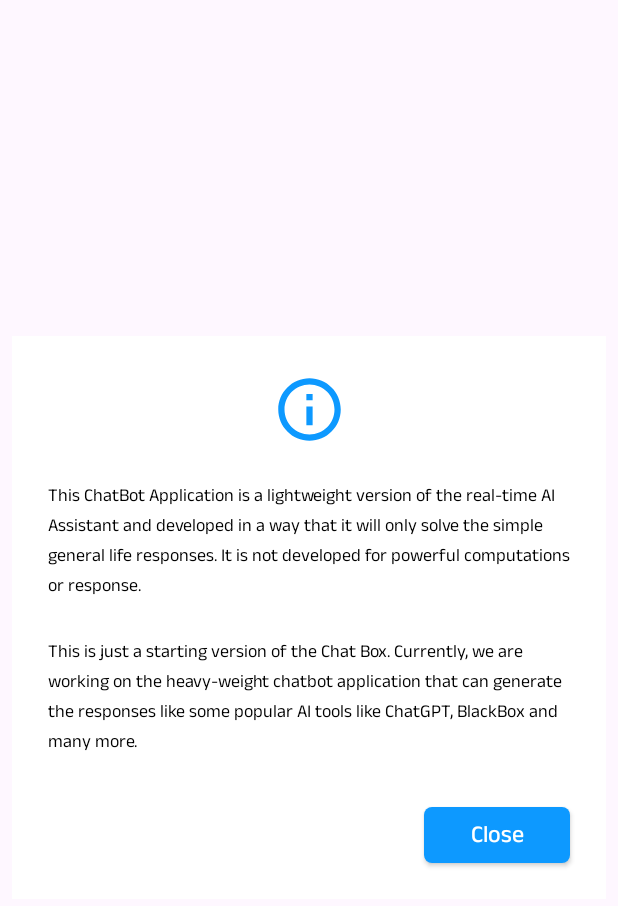
After one commit to Aviral-Kaushik/Quickies, an Android app: the layout layout_info_dialog.xml on its own in the app's theme, with its tools: preview values and no code run, on a phone screen of 412 x 824 dp. The commit adds this screen. Shown: the top 906 px of the screen. Run offline under Robolectric (Android 15) with nearby library versions, the phone set to English and light mode, and no system bars.

Commit message:
Added Code and UI for Info Dialog

```diff
--- a/app/build.gradle.kts
+++ b/app/build.gradle.kts
@@ -5,7 +5,7 @@ plugins {
 
 android {
     namespace = "com.aviral.quickies"
-    compileSdk = 33
+    compileSdk = 34
 
     defaultConfig {
         applicationId = "com.aviral.quickies"
--- a/app/src/main/java/com/aviral/quickies/activities/ChattingActivity.kt
+++ b/app/src/main/java/com/aviral/quickies/activities/ChattingActivity.kt
@@ -5,6 +5,7 @@ import androidx.appcompat.app.AppCompatActivity
 import android.os.Bundle
 import com.aviral.quickies.R
 import com.aviral.quickies.databinding.ActivityChattingBinding
+import com.aviral.quickies.utils.DialogUtils
 
 class ChattingActivity : AppCompatActivity() {
 
@@ -18,6 +19,10 @@ class ChattingActivity : AppCompatActivity() {
             startActivity(Intent(this, WelcomeActivity::class.java))
         }
 
+        binding.chatToolbar.icInfo.setOnClickListener {
+            DialogUtils.showInfoDialog(applicationContext)
+        }
+
         binding.btnNext.setOnClickListener {  }
     }
 }
--- /dev/null
+++ b/app/src/main/java/com/aviral/quickies/utils/DialogUtils.kt
@@ -0,0 +1,31 @@
+package com.aviral.quickies.utils
+
+import android.app.Dialog
+import android.content.Context
+import android.view.Window
+import com.aviral.quickies.databinding.LayoutInfoDialogBinding
+
+class DialogUtils {
+
+    companion object {
+
+        fun showInfoDialog(context: Context) {
+
+            val infoDialog = Dialog(context, android.R.style.Theme_Translucent_NoTitleBar)
+
+            val binding = LayoutInfoDialogBinding.inflate(infoDialog.layoutInflater)
+
+            infoDialog.requestWindowFeature(Window.FEATURE_NO_TITLE)
+            infoDialog.setCancelable(false)
+
+            infoDialog.setContentView(binding.root)
+
+            binding.btnClose.setOnClickListener { infoDialog.dismiss() }
+
+            infoDialog.show()
+
+        }
+
+    }
+
+}
--- /dev/null
+++ b/app/src/main/res/drawable/background_btn_close.xml
@@ -0,0 +1,16 @@
+<?xml version="1.0" encoding="utf-8"?>
+<selector xmlns:android="http://schemas.android.com/apk/res/android">
+
+    <item>
+
+        <shape android:shape="rectangle">
+
+            <solid android:color="@color/quickies_blue"/>
+
+            <corners android:radius="5dp"/>
+
+        </shape>
+
+    </item>
+
+</selector>
--- /dev/null
+++ b/app/src/main/res/layout/layout_info_dialog.xml
@@ -0,0 +1,71 @@
+<?xml version="1.0" encoding="utf-8"?>
+<androidx.constraintlayout.widget.ConstraintLayout xmlns:android="http://schemas.android.com/apk/res/android"
+    xmlns:app="http://schemas.android.com/apk/res-auto"
+    android:layout_width="match_parent"
+    android:layout_height="wrap_content"
+    android:layout_marginStart="8dp"
+    android:layout_marginEnd="8dp"
+    android:background="@color/white"
+    android:layout_gravity="center">
+
+    <ImageView
+        android:id="@+id/imageView4"
+        android:layout_width="50dp"
+        android:layout_height="50dp"
+        app:srcCompat="@drawable/ic_info"
+        android:contentDescription="@string/info"
+        app:tint="@color/quickies_blue"
+        android:layout_marginTop="24dp"
+        app:layout_constraintStart_toStartOf="parent"
+        app:layout_constraintEnd_toEndOf="parent"
+        app:layout_constraintTop_toTopOf="parent"/>
+
+    <TextView
+        android:id="@+id/textView5"
+        android:layout_width="match_parent"
+        android:layout_height="wrap_content"
+        android:text="@string/text_info_dialog1"
+        android:fontFamily="@font/anekdevanagari_regular"
+        android:textSize="12sp"
+        android:textColor="@color/black"
+        android:layout_marginStart="24dp"
+        android:layout_marginEnd="24dp"
+        android:layout_marginTop="24dp"
+        app:layout_constraintStart_toStartOf="parent"
+        app:layout_constraintEnd_toEndOf="parent"
+        app:layout_constraintTop_toBottomOf="@id/imageView4"/>
+
+    <TextView
+        android:id="@+id/textView6"
+        android:layout_width="0dp"
+        android:layout_height="wrap_content"
+        android:text="@string/text_info_dialog2"
+        android:fontFamily="@font/anekdevanagari_regular"
+        android:textSize="12sp"
+        android:textColor="@color/black"
+        android:layout_marginTop="24dp"
+        app:layout_constraintStart_toStartOf="@id/textView5"
+        app:layout_constraintEnd_toEndOf="@id/textView5"
+        app:layout_constraintTop_toBottomOf="@id/textView5"/>
+
+    <androidx.appcompat.widget.AppCompatButton
+        android:id="@+id/btn_close"
+        android:layout_width="97dp"
+        android:layout_height="37dp"
+        android:background="@drawable/background_btn_close"
+        android:text="@string/close"
+        android:fontFamily="@font/anekdevanagari_medium"
+        android:textSize="16sp"
+        android:textColor="@color/white"
+        android:textAllCaps="false"
+        android:gravity="center"
+        android:paddingTop="4dp"
+        android:layout_marginTop="32dp"
+        android:layout_marginEnd="24dp"
+        android:layout_marginBottom="24dp"
+        app:layout_constraintEnd_toEndOf="parent"
+        app:layout_constraintTop_toBottomOf="@id/textView6"
+        app:layout_constraintBottom_toBottomOf="parent"/>
+
+
+</androidx.constraintlayout.widget.ConstraintLayout>
--- a/app/src/main/res/values/strings.xml
+++ b/app/src/main/res/values/strings.xml
@@ -17,4 +17,7 @@
     <string name="hii_tell_me_a_joke">Hii, Tell me a joke!</string>
     <string name="answer_message">Answer Message</string>
     <string name="dummy_bot_message">This ChatBot Application is a lightweight version of the real-time AI Assistant and developed in a way that it will only solve the simple general life responses. It is not developed for powerful computations or response.</string>
+    <string name="text_info_dialog1">This ChatBot Application is a lightweight version of the real-time AI Assistant and developed in a way that it will only solve the simple general life responses. It is not developed for powerful computations or response.</string>
+    <string name="text_info_dialog2">This is just a starting version of the Chat Box. Currently, we are working on the heavy-weight chatbot application that can generate the responses like some popular AI tools like ChatGPT, BlackBox and many more.</string>
+    <string name="close">Close</string>
 </resources>
```
Also changed, not shown: app/src/main/res/font/anekdevanagari_medium.ttf (added).
